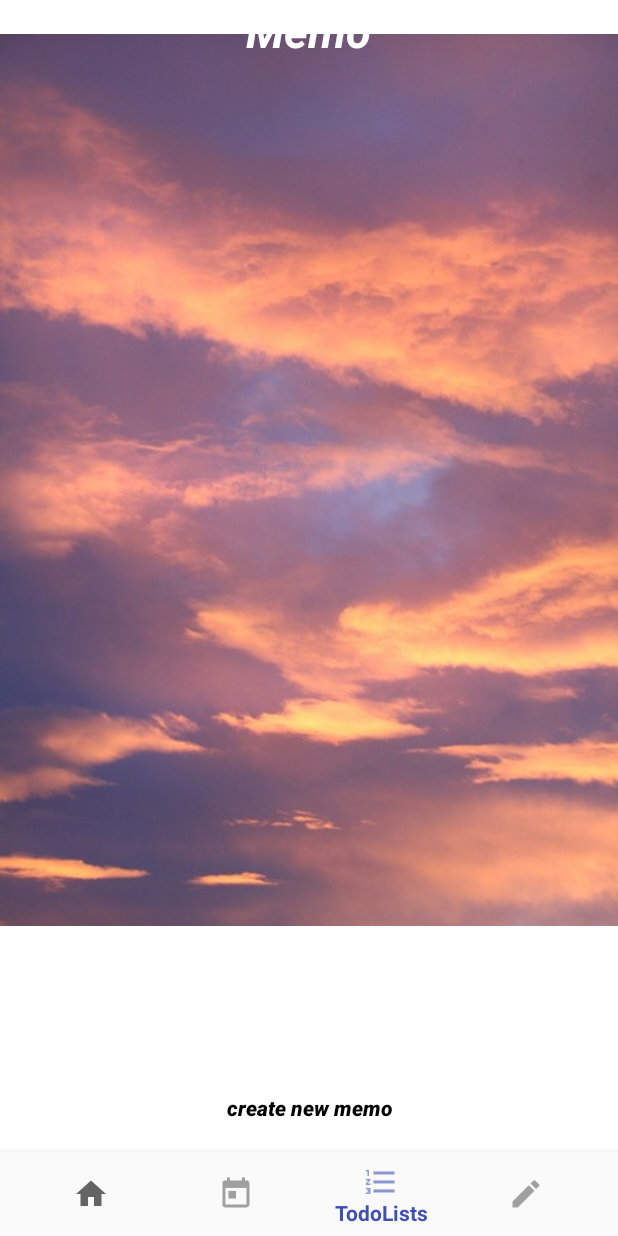
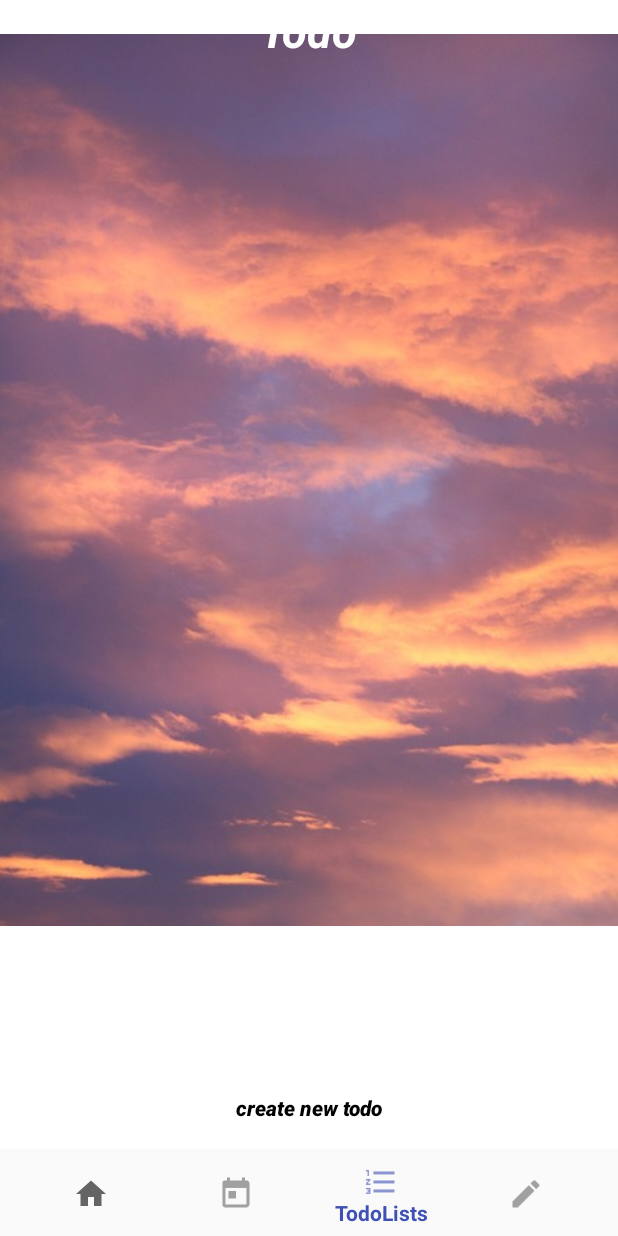
Before and after one commit to yuheiohtonari/ShukatsuApp2, an Android app: the screen it shows after launch (MainActivity), item 3 of the bottom bar chosen, on a phone screen of 412 x 824 dp. Run offline under Robolectric (Android 15) with nearby library versions, the phone set to English and light mode, and no system bars; 6 statements that could not run were skipped.

Commit message:
7/3version

```diff
--- a/app/src/main/AndroidManifest.xml
+++ b/app/src/main/AndroidManifest.xml
@@ -20,7 +20,8 @@
         </activity>
         <activity android:name=".MemoEditActivity" />
         <activity android:name=".MainActivity" />
-        <activity android:name=".TodoEditActivity"></activity>
+        <activity android:name=".TodoEditActivity" />
+        <activity android:name=".DetailActivity"></activity>
     </application>
 
 </manifest>
--- a/app/src/main/java/com/example/yuhei/shukatsuapp/MemoEditActivity.java
+++ b/app/src/main/java/com/example/yuhei/shukatsuapp/MemoEditActivity.java
@@ -6,8 +6,8 @@ import android.view.View;
 import android.widget.Button;
 import android.widget.EditText;
 
+import com.example.yuhei.shukatsuapp.memoDatabase.HelpMemo;
 import com.example.yuhei.shukatsuapp.memoDatabase.MemoDatabaseAccess;
-import com.example.yuhei.shukatsuapp.memoDatabase.MemoDatabaseOpenHelper;
 
 public class MemoEditActivity extends AppCompatActivity {
 
--- a/app/src/main/java/com/example/yuhei/shukatsuapp/TodoFragment.java
+++ b/app/src/main/java/com/example/yuhei/shukatsuapp/TodoFragment.java
@@ -1,17 +1,15 @@
 package com.example.yuhei.shukatsuapp;
 
+import android.app.Dialog;
 import android.content.Context;
 import android.content.Intent;
-import android.database.Cursor;
+import android.content.SharedPreferences;
 import android.os.Bundle;
 import android.support.annotation.NonNull;
 import android.support.annotation.Nullable;
-import android.support.design.widget.FloatingActionButton;
 import android.support.v4.app.Fragment;
 
-import android.text.InputType;
 import android.view.LayoutInflater;
-import android.view.MenuItem;
 import android.view.View;
 import android.view.ViewGroup;
 import android.widget.AdapterView;
@@ -20,13 +18,11 @@ import android.widget.Button;
 import android.widget.EditText;
 import android.widget.ImageView;
 import android.widget.ListView;
-import android.app.Dialog;
 import android.widget.TextView;
-import android.widget.Toast;
-import android.widget.Toolbar;
+
+import com.example.yuhei.shukatsuapp.todoDatabase.HelpTodo;
 import com.example.yuhei.shukatsuapp.todoDatabase.TodoDatabaseAccess;
 
-import java.util.ArrayList;
 import java.util.List;
 
 public class TodoFragment extends Fragment {
@@ -35,6 +31,11 @@ public class TodoFragment extends Fragment {
     private Button btnadd;
     private TodoDatabaseAccess databaseAccess2;
     private List<HelpTodo> todos;
+
+
+
+
+
 //    EditText nameEditText;
 //    Button saveBtn, retrieveBtn;
 //    ArrayList<Spacecraft> spacecrafts = new ArrayList<>();
@@ -43,22 +44,20 @@ public class TodoFragment extends Fragment {
 //    //MenuItem menuItem;
 
 
+
     @Override
     public View onCreateView(@NonNull LayoutInflater inflater, @Nullable ViewGroup container, @Nullable Bundle savedInstanceState) {
         View view = inflater.inflate(R.layout.todo, container, false);
 
         this.databaseAccess2 = TodoDatabaseAccess.getInstance(getActivity());
-
         this.lv = view.findViewById(R.id.todoListView);
         this.btnadd = view.findViewById(R.id.btnAdd);
-
         this.btnadd.setOnClickListener(new View.OnClickListener() {
             @Override
             public void onClick(View v) {
                 onAddClicked();
             }
         });
-
         this.lv.setOnItemClickListener(new AdapterView.OnItemClickListener() {
             @Override
             public void onItemClick(AdapterView<?> parent, View view, int position, long id) {
@@ -73,6 +72,10 @@ public class TodoFragment extends Fragment {
                 }
             }
         });
+
+
+
+
         return view;
 
     }
@@ -116,11 +119,12 @@ public class TodoFragment extends Fragment {
         @Override
         public View getView(int position, @Nullable View convertView, @NonNull ViewGroup parent) {
             if (convertView == null) {
-                convertView =getLayoutInflater().inflate(R.layout.layout_todolist_item,parent,false);
+                convertView =getLayoutInflater().inflate(R.layout.activity_detail,parent,false);
 
             }
             ImageView btnEdit = convertView.findViewById(R.id.btnEdit);
             ImageView btnDelete =  convertView.findViewById(R.id.btnDelete);
+            //Button detailButton = convertView.findViewById(R.id.detailButton);
             TextView txtDate = convertView.findViewById(R.id.txtDate);
             TextView txtTodo = convertView.findViewById(R.id.txtTodo);
 
@@ -128,6 +132,16 @@ public class TodoFragment extends Fragment {
             todo.setFullDisplayed(false);
             txtDate.setText(todo.getDate());
             txtTodo.setText(todo.getShortText());
+
+
+//            detailButton.setOnClickListener(new View.OnClickListener() {
+//                @Override
+//                public void onClick(View v) {
+//                    DetailAlert detailAlert = new DetailAlert();
+//                    detailAlert.show(getFragmentManager(),"Detail Alert");
+//
+//                }
+//            });
             btnEdit.setOnClickListener(new View.OnClickListener() {
                 @Override
                 public void onClick(View v) {
--- a/app/src/main/java/com/example/yuhei/shukatsuapp/HelpMemo.java
+++ b/app/src/main/java/com/example/yuhei/shukatsuapp/memoDatabase/HelpMemo.java
@@ -1,4 +1,4 @@
-package com.example.yuhei.shukatsuapp;
+package com.example.yuhei.shukatsuapp.memoDatabase;
 
 import java.io.Serializable;
 import java.text.DateFormat;
--- a/app/src/main/java/com/example/yuhei/shukatsuapp/memoDatabase/MemoDatabaseAccess.java
+++ b/app/src/main/java/com/example/yuhei/shukatsuapp/memoDatabase/MemoDatabaseAccess.java
@@ -4,8 +4,6 @@ import android.content.ContentValues;
 import android.content.Context;
 import android.database.Cursor;
 import android.database.sqlite.SQLiteDatabase;
-
-import com.example.yuhei.shukatsuapp.HelpMemo;
 
 import java.util.ArrayList;
 import java.util.Date;
--- a/app/src/main/res/layout/todo.xml
+++ b/app/src/main/res/layout/todo.xml
@@ -22,7 +22,7 @@
             android:layout_height="wrap_content"
             android:layout_centerInParent="true"
             android:background="#fff"
-            android:text="create new memo"
+            android:text="create new todo"
             android:textAllCaps="false"
             android:textColor="#000"
             android:textStyle="bold|italic" />
@@ -53,7 +53,7 @@
         android:layout_alignParentTop="true"
         android:layout_centerHorizontal="true"
         android:layout_gravity="center_vertical"
-        android:text="Memo"
+        android:text="Todo"
         android:textColor="#fff"
         android:textSize="30dp"
         android:textStyle="bold|italic" />
--- a/app/src/main/res/values/strings.xml
+++ b/app/src/main/res/values/strings.xml
@@ -5,4 +5,7 @@
     <string name="title_todo">Todo</string>
     <string name="title_schedule">Schedule</string>
     <string name="title_memo">Memo</string>
+
+    <string name="cancel">cancel</string>
+    <string name="save">save</string>
 </resources>
```
Also changed, not shown: app/src/main/java/com/example/yuhei/shukatsuapp/MemoFragment.java (+1 -7 lines).
